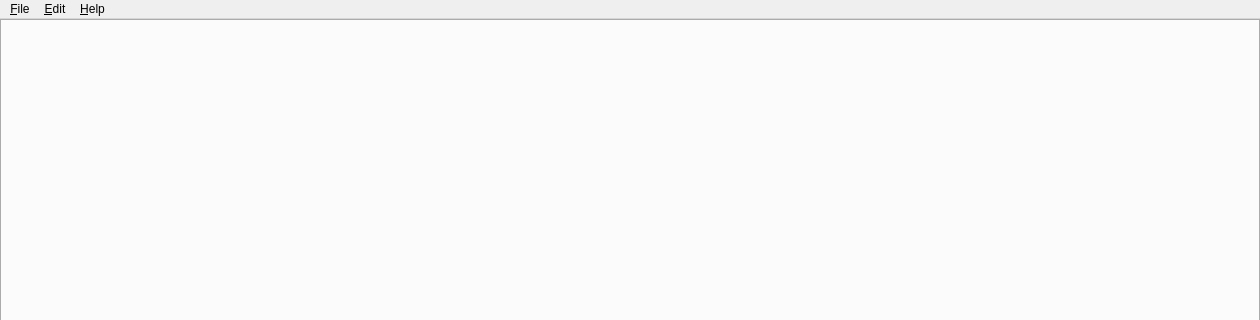
This is ui/Window.ui in djbozkosz/BozSceneTreeEditor as Qt 5 draws it before an edit; both pictures show x 0 to 1260 and y 0 to 320 of the 1260 by 700 pixel window. The edited form follows.
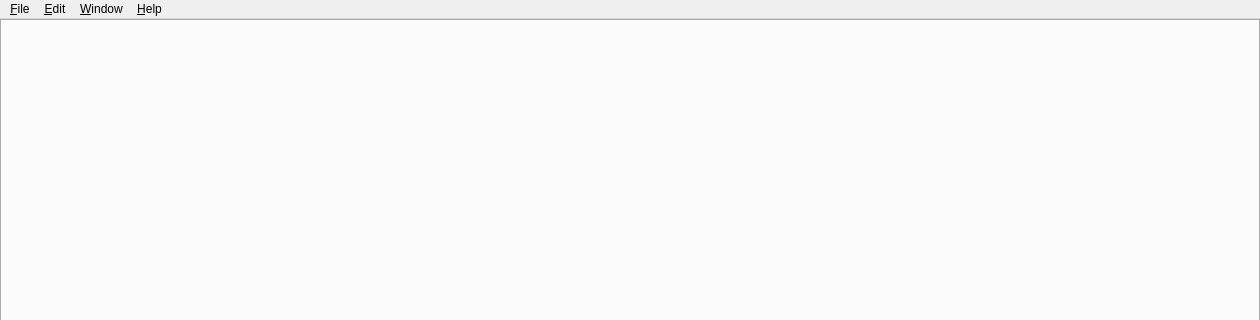
This is the edited form.

Patch:
```diff
--- a/ui/Window.ui
+++ b/ui/Window.ui
@@ -10,6 +10,15 @@
     <height>700</height>
    </rect>
   </property>
+  <property name="minimumSize">
+   <size>
+    <width>640</width>
+    <height>400</height>
+   </size>
+  </property>
+  <property name="acceptDrops">
+   <bool>true</bool>
+  </property>
   <property name="windowTitle">
    <string>Boz Scene Tree Editor</string>
   </property>
@@ -54,7 +63,7 @@
      <x>0</x>
      <y>0</y>
      <width>1260</width>
-     <height>25</height>
+     <height>21</height>
     </rect>
    </property>
    <widget class="QMenu" name="Menu_File">
@@ -103,8 +112,17 @@
     <addaction name="Menu_Import"/>
     <addaction name="Menu_Export"/>
    </widget>
+   <widget class="QMenu" name="Menu_Window">
+    <property name="title">
+     <string>&amp;Window</string>
+    </property>
+    <addaction name="Menu_DefaultTheme"/>
+    <addaction name="Menu_DarkTheme"/>
+    <addaction name="Menu_SystemTheme"/>
+   </widget>
    <addaction name="Menu_File"/>
    <addaction name="Menu_Edit"/>
+   <addaction name="Menu_Window"/>
    <addaction name="Menu_Help"/>
   </widget>
   <widget class="QStatusBar" name="StatusBar"/>
```
Left out of the diff: 34 changed lines with no effect on the pictures.
